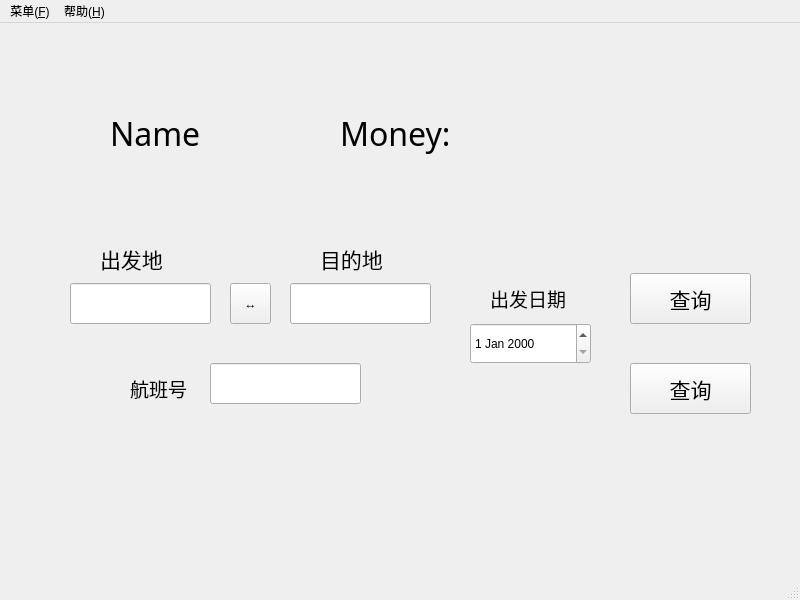
Old version of the form passengermainwindow.ui in the repository BarryDeng/CPP_CurriculumDesign.
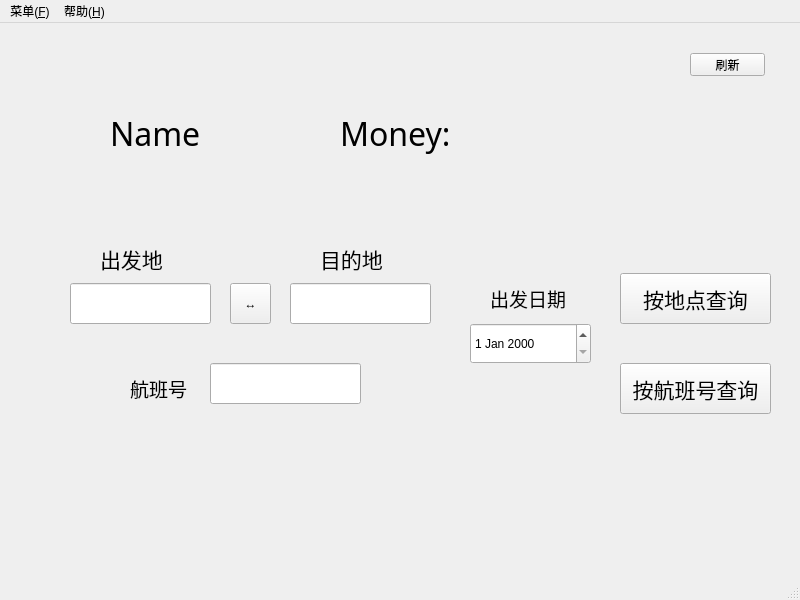
New version of the form.

The edit to the form file:
```diff
--- a/passengermainwindow.ui
+++ b/passengermainwindow.ui
@@ -129,9 +129,9 @@
    <widget class="QPushButton" name="pushButton">
     <property name="geometry">
      <rect>
-      <x>630</x>
+      <x>620</x>
       <y>250</y>
-      <width>121</width>
+      <width>151</width>
       <height>51</height>
      </rect>
     </property>
@@ -142,7 +142,7 @@
      </font>
     </property>
     <property name="text">
-     <string>查询</string>
+     <string>按地点查询</string>
     </property>
    </widget>
    <widget class="QLineEdit" name="lineEdit_3">
@@ -183,9 +183,9 @@
    <widget class="QPushButton" name="pushButton_2">
     <property name="geometry">
      <rect>
-      <x>630</x>
+      <x>620</x>
       <y>340</y>
-      <width>121</width>
+      <width>151</width>
       <height>51</height>
      </rect>
     </property>
@@ -196,7 +196,7 @@
      </font>
     </property>
     <property name="text">
-     <string>查询</string>
+     <string>按航班号查询</string>
     </property>
    </widget>
    <widget class="QLabel" name="Name">
@@ -237,6 +237,19 @@
      <string>Money: </string>
     </property>
    </widget>
+   <widget class="QPushButton" name="refresh">
+    <property name="geometry">
+     <rect>
+      <x>690</x>
+      <y>30</y>
+      <width>75</width>
+      <height>23</height>
+     </rect>
+    </property>
+    <property name="text">
+     <string>刷新</string>
+    </property>
+   </widget>
   </widget>
   <widget class="QMenuBar" name="menubar">
    <property name="geometry">
```
Left out of the diff: 15 changed lines with no effect on the pictures.
